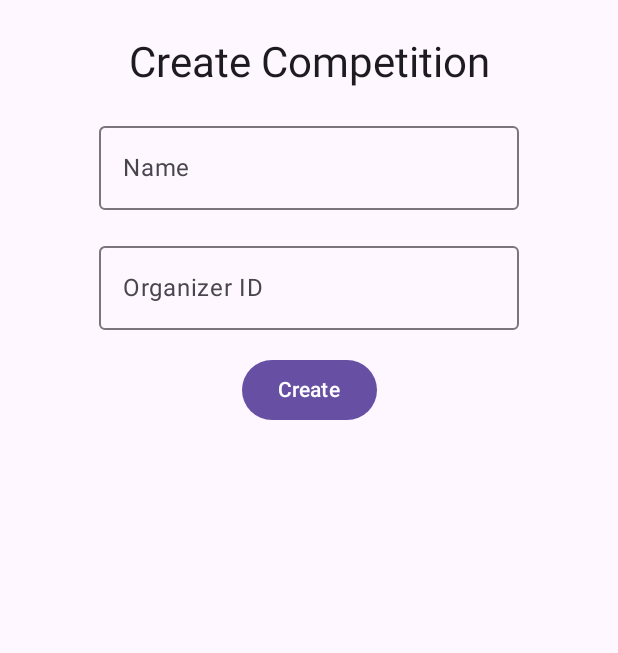
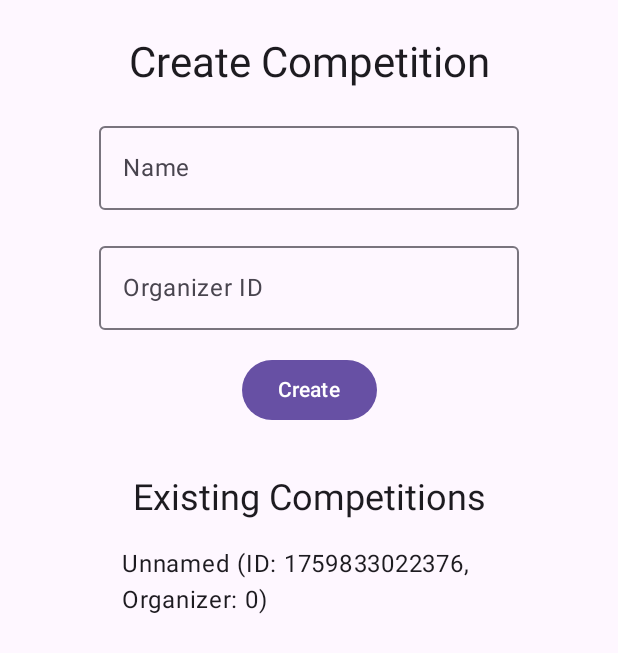
Before and after one commit to Sn11zy/MAD, an Android app built with Jetpack Compose: the OrganizeScreen screen opened through its navigation route, after a tap on "Create", on a phone screen of 412 x 824 dp. Shown: the top 653 px of the screen. Run offline under Robolectric (Android 15) with nearby library versions, the phone set to English and light mode, and no system bars; our stand-ins replace Room's generated code.

Commit message:
displaying already registered competitions

```diff
--- a/app/src/main/java/com/example/sportsorganizer/data/local/daos/CompetitionDao.kt
+++ b/app/src/main/java/com/example/sportsorganizer/data/local/daos/CompetitionDao.kt
@@ -5,11 +5,12 @@ import androidx.room.Delete
 import androidx.room.Insert
 import androidx.room.Query
 import com.example.sportsorganizer.data.local.entities.Competition
+import kotlinx.coroutines.flow.Flow
 
 @Dao
 interface CompetitionDao {
     @Query("SELECT * FROM competition")
-    fun getAll(): List<Competition>
+    fun getAll(): Flow<List<Competition>>
 
     @Query("SELECT * FROM competition WHERE id IN (:ids)")
     fun loadAllByIds(ids: IntArray): List<Competition>
--- a/app/src/main/java/com/example/sportsorganizer/ui/screens/AddCompetitionScreen.kt
+++ b/app/src/main/java/com/example/sportsorganizer/ui/screens/AddCompetitionScreen.kt
@@ -5,6 +5,8 @@ import androidx.compose.foundation.layout.Column
 import androidx.compose.foundation.layout.PaddingValues
 import androidx.compose.foundation.layout.fillMaxSize
 import androidx.compose.foundation.layout.padding
+import androidx.compose.foundation.lazy.LazyColumn
+import androidx.compose.foundation.lazy.items
 import androidx.compose.material3.Button
 import androidx.compose.material3.MaterialTheme
 import androidx.compose.material3.OutlinedTextField
@@ -18,14 +20,15 @@ import androidx.compose.runtime.remember
 import androidx.compose.runtime.setValue
 import androidx.compose.ui.Alignment
 import androidx.compose.ui.Modifier
+import androidx.compose.ui.platform.LocalContext
 import androidx.compose.ui.unit.dp
 import androidx.lifecycle.viewmodel.compose.viewModel
 import com.example.sportsorganizer.data.local.daos.CompetitionDao
 import com.example.sportsorganizer.ui.viewmodel.AddCompetitionViewModel
 import com.example.sportsorganizer.ui.viewmodel.AddCompetitionViewModelFactory
 import androidx.compose.runtime.collectAsState
-import androidx.compose.ui.platform.LocalContext
 import android.widget.Toast
+import androidx.compose.foundation.layout.fillMaxWidth
 
 @Composable
 fun OrganizeScreen(competitionDao: CompetitionDao) {
@@ -38,6 +41,7 @@ fun OrganizeScreen(competitionDao: CompetitionDao) {
         var organizerId by remember { mutableStateOf("") }
         val context = LocalContext.current
         val result by viewModel.creationResult.collectAsState()
+        val competitions by viewModel.competitions.collectAsState()
 
         Column(
             modifier = Modifier
@@ -54,12 +58,44 @@ fun OrganizeScreen(competitionDao: CompetitionDao) {
                 val organizer = organizerId.toLongOrNull() ?: 0L
                 viewModel.createCompetition(name.ifBlank { null }, organizer)
             }) { Text("Create") }
+            Text(
+                text = "Existing Competitions",
+                style = MaterialTheme.typography.headlineSmall,
+                modifier = Modifier.padding(top = 16.dp)
+            )
+            if (competitions.isEmpty()) {
+                Text(
+                    text = "No competitions found",
+                    style = MaterialTheme.typography.bodyLarge,
+                    modifier = Modifier.padding(8.dp)
+                )
+            } else {
+                LazyColumn(
+                    modifier = Modifier
+                        .fillMaxWidth()
+                        .padding(horizontal = 16.dp),
+                    verticalArrangement = Arrangement.spacedBy(8.dp),
+                    horizontalAlignment = Alignment.CenterHorizontally
+                ) {
+                    items(competitions) { competition ->
+                        Text(
+                            text = "${competition.competitionName ?: "Unnamed"} (ID: ${competition.id}, Organizer: ${competition.organizer})",
+                            style = MaterialTheme.typography.bodyLarge,
+                            modifier = Modifier
+                                .fillMaxWidth(0.8f)
+                                .padding(horizontal = 8.dp)
+                        )
+                    }
+                }
+            }
         }
 
         LaunchedEffect(result) {
             when (result) {
                 is AddCompetitionViewModel.CreationResult.Success -> {
                     Toast.makeText(context, "Competition created", Toast.LENGTH_SHORT).show()
+                    name = ""
+                    organizerId = ""
                 }
                 is AddCompetitionViewModel.CreationResult.Error -> {
                     val msg = (result as AddCompetitionViewModel.CreationResult.Error).message
--- a/app/src/main/java/com/example/sportsorganizer/ui/viewmodel/AddCompetitionViewModel.kt
+++ b/app/src/main/java/com/example/sportsorganizer/ui/viewmodel/AddCompetitionViewModel.kt
@@ -8,6 +8,7 @@ import com.example.sportsorganizer.data.local.entities.Competition
 import kotlinx.coroutines.Dispatchers
 import kotlinx.coroutines.flow.MutableStateFlow
 import kotlinx.coroutines.flow.StateFlow
+import kotlinx.coroutines.flow.asStateFlow
 import kotlinx.coroutines.launch
 
 class AddCompetitionViewModel(
@@ -24,6 +25,17 @@ class AddCompetitionViewModel(
     private val _creationResult: MutableStateFlow<CreationResult> =
         MutableStateFlow(CreationResult.Idle)
     val creationResult: StateFlow<CreationResult> = _creationResult
+
+    private val _competitions = MutableStateFlow<List<Competition>>(emptyList())
+    val competitions: StateFlow<List<Competition>> = _competitions.asStateFlow()
+
+    init {
+        viewModelScope.launch(Dispatchers.IO) {
+            competitionDao.getAll().collect { competitions ->
+                _competitions.value = competitions
+            }
+        }
+    }
 
     fun createCompetition(competitionName: String?, organizerId: Long) {
         _creationResult.value = CreationResult.Loading
```
